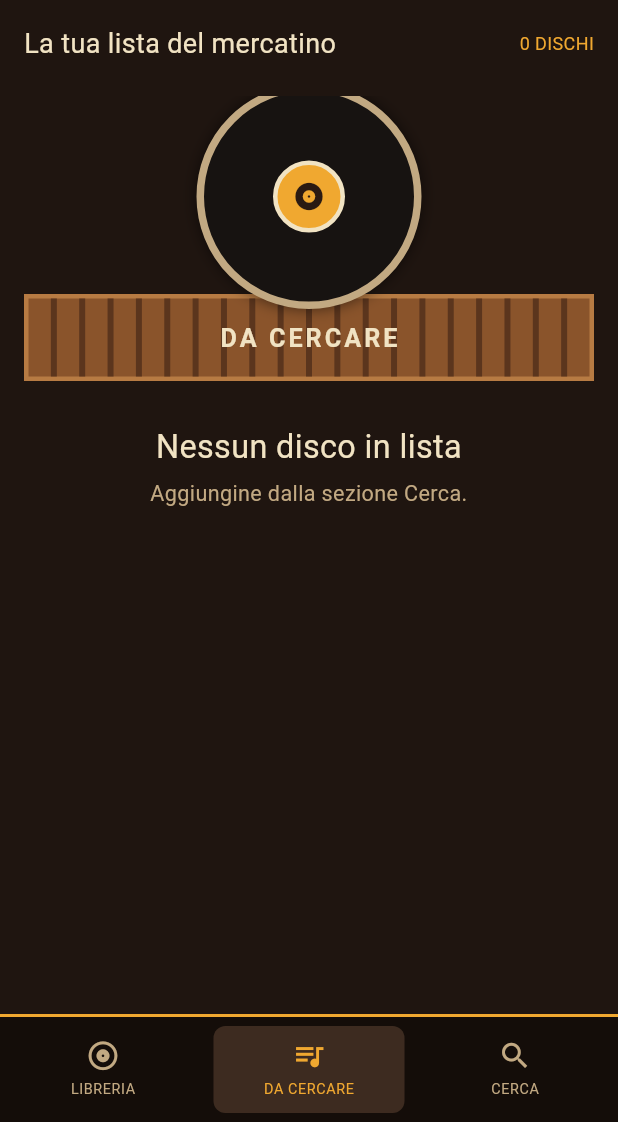
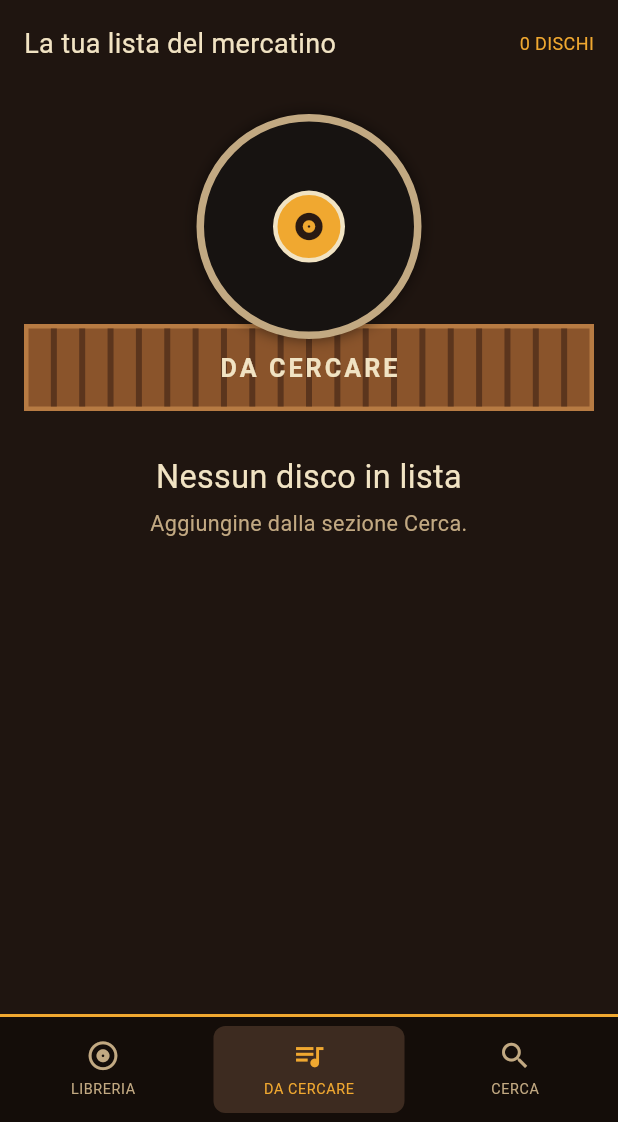
Before and after one commit to danielenigra-creator/daniele-nigra-progetto-flutter, a Flutter app: the screen it shows after launch, item 2 of the bottom bar chosen, on a phone screen of 412 x 824 dp, the part 114-1236 px from its top. Run offline on Flutter 3.47's test engine with Material 3 defaults, Android fonts, the phone set to English and light mode, and no system bars; our stand-ins replace shared_preferences.

Commit message:
lezione 18.11

```diff
--- /dev/null
+++ b/flutter_application_1/devtools_options.yaml
@@ -0,0 +1,3 @@
+description: This file stores settings for Dart & Flutter DevTools.
+documentation: https://docs.flutter.dev/tools/devtools/extensions#configure-extension-enablement-states
+extensions:
--- a/flutter_application_1/lib/core/l10n/strings.dart
+++ b/flutter_application_1/lib/core/l10n/strings.dart
@@ -9,6 +9,7 @@ class S {
   static String get settings => _t('Impostazioni', 'Settings');
   static String get lightTheme => _t('Tema chiaro', 'Light theme');
   static String get language => _t('Lingua', 'Language');
+
   /// Etichetta del tasto: mostra la lingua verso cui si passa.
   static String get switchLanguageButton => _t('ENGLISH', 'ITALIANO');
 
@@ -18,38 +19,48 @@ class S {
   static String get navSearch => _t('CERCA', 'SEARCH');
 
   // ---- Libreria
-  static String get removeTitle => _t('Rimuovere il disco?', 'Remove this record?');
+  static String get removeTitle =>
+      _t('Rimuovere il disco?', 'Remove this record?');
   static String removeBody(String title) => _t(
-      '«$title» verrà tolto dalla libreria.',
-      '«$title» will be removed from your library.');
+    '«$title» verrà tolto dalla libreria.',
+    '«$title» will be removed from your library.',
+  );
   static String get cancel => _t('ANNULLA', 'CANCEL');
   static String get remove => _t('RIMUOVI', 'REMOVE');
   static String get searchTitleArtist =>
       _t('Cerca titolo o artista…', 'Search title or artist…');
   static String recordsInCollection(int n) =>
       _t('$n dischi in collezione', '$n records in your collection');
-  static String get libraryEmpty => _t('La libreria è vuota', 'Your library is empty');
-  static String get noRecordsFound => _t('Nessun disco trovato', 'No records found');
+  static String get libraryEmpty =>
+      _t('La libreria è vuota', 'Your library is empty');
+  static String get noRecordsFound =>
+      _t('Nessun disco trovato', 'No records found');
 
   // ---- Da cercare
   static String get wantedListTitle =>
       _t('La tua lista del mercatino', 'Your flea-market list');
   static String recordsCount(int n) => _t('$n DISCHI', '$n RECORDS');
-  static String get wantedEmpty => _t('Nessun disco in lista', 'No records on the list');
+  static String get wantedEmpty =>
+      _t('Nessun disco in lista', 'No records on the list');
   static String get wantedEmptyHint =>
       _t('Aggiungine dalla sezione Cerca.', 'Add some from the Search tab.');
   static String get foundIt => _t('TROVATO!', 'FOUND IT!');
   static String get foundItTooltip => _t('Trovato!', 'Found it!');
+  static String get tapForDetails =>
+      _t('tocca per vedere i brani', 'tap to see the tracks');
   static String get swipeToRemove =>
       _t('scorri a sinistra per rimuovere', 'swipe left to remove');
 
   // ---- Dettaglio
   static String get details => _t('DETTAGLIO', 'DETAILS');
-  static String get unexpectedError => _t('Errore imprevisto.', 'Unexpected error.');
+  static String get unexpectedError =>
+      _t('Errore imprevisto.', 'Unexpected error.');
   static String get inLibraryRemove =>
       _t('✓ IN LIBRERIA · RIMUOVI', '✓ IN LIBRARY · REMOVE');
-  static String get addToLibrary => _t('AGGIUNGI ALLA LIBRERIA', 'ADD TO LIBRARY');
-  static String get wantedRemove => _t('✓ DA CERCARE · RIMUOVI', '✓ TO FIND · REMOVE');
+  static String get addToLibrary =>
+      _t('AGGIUNGI ALLA LIBRERIA', 'ADD TO LIBRARY');
+  static String get wantedRemove =>
+      _t('✓ DA CERCARE · RIMUOVI', '✓ TO FIND · REMOVE');
   static String get inLibraryShort => _t('✓ IN LIBRERIA', '✓ IN LIBRARY');
   static String get addedShort => _t('✓ AGGIUNTO', '✓ ADDED');
   static String get addToWanted => _t('+ DA CERCARE', '+ TO FIND');
@@ -64,13 +75,16 @@ class S {
   static String get searchBy => _t('CERCA PER', 'SEARCH BY');
   static String get format => _t('FORMATO', 'FORMAT');
   static String get missingToken => _t(
-      'Manca il token Discogs: la ricerca non funzionerà (vedi README).',
-      'Discogs token missing: search will not work (see README).');
+    'Manca il token Discogs: la ricerca non funzionerà (vedi README).',
+    'Discogs token missing: search will not work (see README).',
+  );
   static String get searchToStart =>
       _t('Cerca un disco per iniziare', 'Search for a record to start');
   static String get noResults => _t('Nessun risultato', 'No results');
-  static String resultsFound(int n) =>
-      _t('$n dischi trovati · fonte: Discogs', '$n records found · source: Discogs');
+  static String resultsFound(int n) => _t(
+    '$n dischi trovati · fonte: Discogs',
+    '$n records found · source: Discogs',
+  );
   static String get unexpectedErrorRetry =>
       _t('Errore imprevisto. Riprova.', 'Unexpected error. Try again.');
   static String addedToWanted(String title) =>
@@ -90,7 +104,10 @@ class S {
       case 'GENERE':
         return _t('Genere (es. Rock, Jazz)…', 'Genre (e.g. Rock, Jazz)…');
       default:
-        return _t('Cerca un album o un artista…', 'Search for an album or an artist…');
+        return _t(
+          'Cerca un album o un artista…',
+          'Search for an album or an artist…',
+        );
     }
   }
 
@@ -140,21 +157,27 @@ class S {
 
   // ---- Errori Discogs
   static String get errMissingToken => _t(
-      'Token Discogs mancante. Vedi il README per configurarlo.',
-      'Discogs token missing. See the README to set it up.');
-  static String get errInvalidToken =>
-      _t('Token Discogs non valido o scaduto.', 'Discogs token invalid or expired.');
+    'Token Discogs mancante. Vedi il README per configurarlo.',
+    'Discogs token missing. See the README to set it up.',
+  );
+  static String get errInvalidToken => _t(
+    'Token Discogs non valido o scaduto.',
+    'Discogs token invalid or expired.',
+  );
   static String get errNotFound =>
       _t('Disco non trovato su Discogs.', 'Record not found on Discogs.');
   static String get errTooMany => _t(
-      'Troppe richieste a Discogs. Aspetta un minuto e riprova.',
-      'Too many requests to Discogs. Wait a minute and try again.');
+    'Troppe richieste a Discogs. Aspetta un minuto e riprova.',
+    'Too many requests to Discogs. Wait a minute and try again.',
+  );
   static String errDiscogs(int code) =>
       _t('Errore Discogs ($code).', 'Discogs error ($code).');
   static String get errInvalidResponse =>
       _t('Risposta di Discogs non valida.', 'Invalid response from Discogs.');
-  static String get errTimeout =>
-      _t('Discogs non risponde. Riprova.', 'Discogs is not responding. Try again.');
+  static String get errTimeout => _t(
+    'Discogs non risponde. Riprova.',
+    'Discogs is not responding. Try again.',
+  );
   static String get errOffline =>
       _t('Nessuna connessione a internet.', 'No internet connection.');
 }
--- a/flutter_application_1/lib/features/da_cercare/pages/da_cercare_page.dart
+++ b/flutter_application_1/lib/features/da_cercare/pages/da_cercare_page.dart
@@ -1,54 +1,129 @@
 import 'package:flutter/material.dart';
+
 import '../../../core/l10n/strings.dart';
 import '../../../core/theme/app_theme.dart';
 import '../../../shared/widgets/record_crate.dart';
 import '../../../state/collection_store.dart';
 import '../../dettaglio/pages/dettaglio_page.dart';
 
-class DaCercarePage extends StatelessWidget {
+class DaCercarePage extends StatefulWidget {
   final CollectionStore store;
   const DaCercarePage({super.key, required this.store});
 
   @override
+  State<DaCercarePage> createState() => _DaCercarePageState();
+}
+
+class _DaCercarePageState extends State<DaCercarePage> {
+  // Album scelto dalla lista: il suo nome compare sotto al disco.
+  // Se è null (o l'album è stato rimosso) si mostra l'ultimo aggiunto.
+  String? _selectedId;
+  final _scroll = ScrollController();
+
+  @override
+  void dispose() {
+    _scroll.dispose();
+    super.dispose();
+  }
+
+  void _select(String id) {
+    setState(() => _selectedId = id);
+    // Torna in cima, così si vede subito il nome sotto al disco.
+    if (_scroll.hasClients) {
+      _scroll.animateTo(
+        0,
+        duration: Duration(milliseconds: 250),
+        curve: Curves.easeOut,
+      );
+    }
+  }
+
+  @override
   Widget build(BuildContext context) {
+    final store = widget.store;
     return ListenableBuilder(
       listenable: store,
       builder: (context, _) {
         final albums = store.wanted;
-        final current = albums.isEmpty ? null : albums.first;
+        final current = albums.isEmpty
+            ? null
+            : albums.firstWhere(
+                (a) => a.id == _selectedId,
+                orElse: () => albums.first,
+              );
 
         return ListView(
+          controller: _scroll,
           padding: EdgeInsets.fromLTRB(16, 16, 16, 12),
           children: [
-            Row(children: [
+            Row(
+              children: [
                 Expanded(
-                child: Text(S.wantedListTitle,
-                    style: TextStyle(color: AppColors.cream, fontSize: 15)),
+                  child: Text(
+                    S.wantedListTitle,
+                    style: TextStyle(color: AppColors.cream, fontSize: 15),
                   ),
-              Text(S.recordsCount(albums.length),
-                  style: TextStyle(color: AppColors.amber, fontSize: 10)),
-            ]),
+                ),
+                Text(
+                  S.recordsCount(albums.length),
+                  style: TextStyle(color: AppColors.amber, fontSize: 10),
+                ),
+              ],
+            ),
             SizedBox(height: 22),
-            RecordCrate(label: S.navWanted),
+            // Toccando il disco si aprono i dettagli dell'album mostrato
+            GestureDetector(
+              onTap: current == null
+                  ? null
+                  : () => DettaglioPage.open(context, current, store),
+              child: RecordCrate(label: S.navWanted),
+            ),
             SizedBox(height: 16),
             if (current == null) ...[
               SizedBox(height: 12),
-              Text(S.wantedEmpty,
+              Text(
+                S.wantedEmpty,
                 textAlign: TextAlign.center,
-                  style: TextStyle(color: AppColors.cream, fontSize: 18)),
+                style: TextStyle(color: AppColors.cream, fontSize: 18),
+              ),
               SizedBox(height: 6),
-              Text(S.wantedEmptyHint,
+              Text(
+                S.wantedEmptyHint,
                 textAlign: TextAlign.center,
-                  style: TextStyle(color: AppColors.muted, fontSize: 12)),
+                style: TextStyle(color: AppColors.muted, fontSize: 12),
+              ),
             ] else ...[
-              Text(current.title,
+              // Nome sotto al disco: toccandolo si apre la pagina con le canzoni
+              GestureDetector(
+                behavior: HitTestBehavior.opaque,
+                onTap: () => DettaglioPage.open(context, current, store),
+                child: Column(
+                  children: [
+                    Text(
+                      current.title,
                       textAlign: TextAlign.center,
                       style: TextStyle(
-                      fontSize: 23, fontWeight: FontWeight.bold, color: AppColors.cream, fontFamily: 'serif')),
+                        fontSize: 23,
+                        fontWeight: FontWeight.bold,
+                        color: AppColors.cream,
+                        fontFamily: 'serif',
+                      ),
+                    ),
                     SizedBox(height: 8),
-              Text(current.subtitle,
+                    Text(
+                      current.subtitle,
                       textAlign: TextAlign.center,
-                  style: TextStyle(color: AppColors.muted, fontSize: 11)),
+                      style: TextStyle(color: AppColors.muted, fontSize: 11),
+                    ),
+                    SizedBox(height: 6),
+                    Text(
+                      S.tapForDetails,
+                      textAlign: TextAlign.center,
+                      style: TextStyle(color: AppColors.amber, fontSize: 10),
+                    ),
+                  ],
+                ),
+              ),
               SizedBox(height: 18),
               Center(
                 child: ElevatedButton(
@@ -57,10 +132,17 @@ class DaCercarePage extends StatelessWidget {
                     backgroundColor: AppColors.amber,
                     foregroundColor: AppColors.brownText,
                     padding: EdgeInsets.symmetric(horizontal: 30, vertical: 12),
-                    shape: RoundedRectangleBorder(borderRadius: BorderRadius.circular(6)),
+                    shape: RoundedRectangleBorder(
+                      borderRadius: BorderRadius.circular(6),
                     ),
-                  child: Text(S.foundIt,
-                      style: TextStyle(fontWeight: FontWeight.bold, letterSpacing: 1)),
+                  ),
+                  child: Text(
+                    S.foundIt,
+                    style: TextStyle(
+                      fontWeight: FontWeight.bold,
+                      letterSpacing: 1,
+                    ),
+                  ),
                 ),
               ),
               SizedBox(height: 20),
@@ -79,22 +161,41 @@ class DaCercarePage extends StatelessWidget {
                   child: ListTile(
                     dense: true,
                     contentPadding: EdgeInsets.zero,
-                    onTap: () => DettaglioPage.open(context, album, store),
-                    title: Text(album.title, style: TextStyle(color: AppColors.cream)),
-                    subtitle: Text(album.subtitle,
-                        style: TextStyle(color: AppColors.muted, fontSize: 11)),
+                    // Tocco sulla riga: l'album va sotto al disco
+                    onTap: () => _select(album.id),
+                    title: Text(
+                      album.title,
+                      style: TextStyle(
+                        // l'album scelto è evidenziato in ambra
+                        color: album.id == current.id
+                            ? AppColors.amber
+                            : AppColors.cream,
+                        fontWeight: album.id == current.id
+                            ? FontWeight.bold
+                            : FontWeight.normal,
+                      ),
+                    ),
+                    subtitle: Text(
+                      album.subtitle,
+                      style: TextStyle(color: AppColors.muted, fontSize: 11),
+                    ),
                     trailing: IconButton(
                       tooltip: S.foundItTooltip,
-                      icon: Icon(Icons.check_circle_outline, color: AppColors.amber),
+                      icon: Icon(
+                        Icons.check_circle_outline,
+                        color: AppColors.amber,
+                      ),
                       onPressed: () => store.addToLibrary(album),
                     ),
                   ),
                 ),
               Padding(
                 padding: EdgeInsets.only(top: 8),
-                child: Text(S.swipeToRemove,
+                child: Text(
+                  S.swipeToRemove,
                   textAlign: TextAlign.center,
-                    style: TextStyle(color: AppColors.muted, fontSize: 10)),
+                  style: TextStyle(color: AppColors.muted, fontSize: 10),
+                ),
               ),
             ],
           ],
--- a/flutter_application_1/lib/shared/widgets/album_card.dart
+++ b/flutter_application_1/lib/shared/widgets/album_card.dart
@@ -1,5 +1,5 @@
 import 'package:flutter/material.dart';
-import '../../core/l10n/strings.dart';
+//import '../../core/l10n/strings.dart';
 import '../../core/theme/app_theme.dart';
 import '../../models/album.dart';
 import 'cover_image.dart';
--- a/flutter_application_1/lib/shared/widgets/record_crate.dart
+++ b/flutter_application_1/lib/shared/widgets/record_crate.dart
@@ -1,4 +1,5 @@
 import 'package:flutter/material.dart';
+
 import '../../core/theme/app_theme.dart';
 
 class RecordCrate extends StatelessWidget {
@@ -8,12 +9,16 @@ class RecordCrate extends StatelessWidget {
   @override
   Widget build(BuildContext context) {
     return SizedBox(
-      height: 190,
+      height: 210, // il disco arriva a 198: serve spazio per non tagliarlo
       child: Stack(
+        clipBehavior: Clip.none, // non taglia ciò che esce dal contenitore
         alignment: Alignment.bottomCenter,
         children: [
           Positioned(
-            bottom: 0, left: 0, right: 0, height: 58,
+            bottom: 0,
+            left: 0,
+            right: 0,
+            height: 58,
             child: Container(
               decoration: BoxDecoration(
                 color: Color(0xFF8A542B),
@@ -21,14 +26,18 @@ class RecordCrate extends StatelessWidget {
               ),
               child: Row(
                 mainAxisAlignment: MainAxisAlignment.spaceEvenly,
-                children: List.generate(19, (_) => Container(width: 4, color: Color(0xFF5B351D))),
+                children: List.generate(
+                  19,
+                  (_) => Container(width: 4, color: Color(0xFF5B351D)),
+                ),
               ),
             ),
           ),
           Positioned(
             bottom: 48,
             child: Container(
-              width: 150, height: 150,
+              width: 150,
+              height: 150,
               decoration: BoxDecoration(
                 shape: BoxShape.circle,
                 color: Color(0xFF171311),
@@ -37,14 +46,35 @@ class RecordCrate extends StatelessWidget {
               ),
               child: Center(
                 child: Container(
-                  width: 48, height: 48,
-                  decoration: BoxDecoration(shape: BoxShape.circle, color: AppColors.amber, border: Border.all(color: AppColors.onWood, width: 3)),
-                  child: Center(child: Icon(Icons.album, color: AppColors.brownText, size: 22)),
+                  width: 48,
+                  height: 48,
+                  decoration: BoxDecoration(
+                    shape: BoxShape.circle,
+                    color: AppColors.amber,
+                    border: Border.all(color: AppColors.onWood, width: 3),
+                  ),
+                  child: Center(
+                    child: Icon(
+                      Icons.album,
+                      color: AppColors.brownText,
+                      size: 22,
+                    ),
+                  ),
                 ),
               ),
             ),
           ),
-          Positioned(bottom: 17, child: Text(label, style: TextStyle(color: AppColors.onWood, fontWeight: FontWeight.bold, letterSpacing: 2))),
+          Positioned(
+            bottom: 17,
+            child: Text(
+              label,
+              style: TextStyle(
+                color: AppColors.onWood,
+                fontWeight: FontWeight.bold,
+                letterSpacing: 2,
+              ),
+            ),
+          ),
         ],
       ),
     );
```
Also changed, not shown: flutter_application_1/lib/features/spotify/pages/spotify_page.dart (deleted, +0 -71 lines), flutter_application_1/lib/services/itunes_service.dart (deleted, +0 -33 lines), flutter_application_1/lib/app.dart (line endings or trailing spaces). Lines whose indentation alone changed are shown as unchanged.
